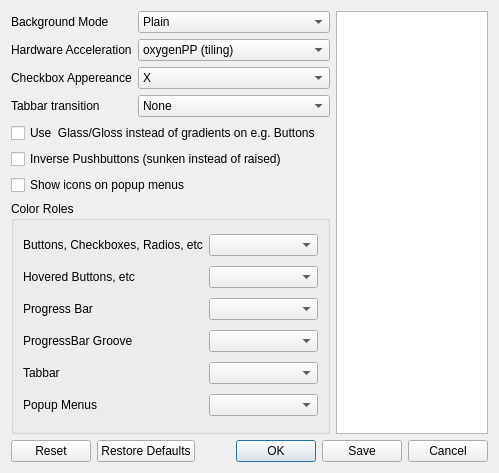
Before: the Qt Designer form Oxygen/style/config/config.ui in mathieujobin/kde-playground-artwork, drawn with Qt 5.
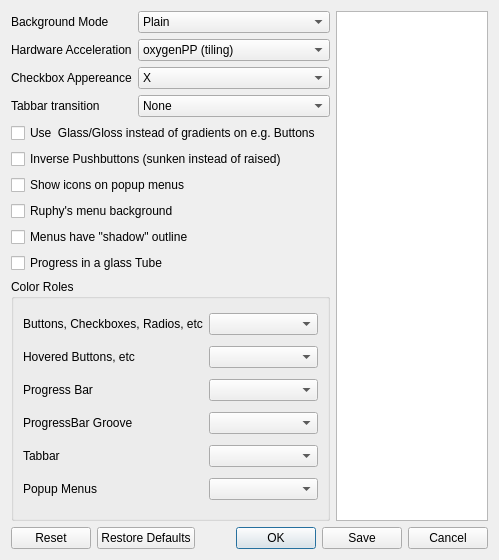
After: the same form once the commit is applied.

Commit message: new menu options support

What changed in the file:
```diff
--- a/Oxygen/style/config/config.ui
+++ b/Oxygen/style/config/config.ui
@@ -6,7 +6,7 @@
     <x>0</x>
     <y>0</y>
     <width>499</width>
-    <height>473</height>
+    <height>560</height>
    </rect>
   </property>
   <property name="windowTitle" >
@@ -69,7 +69,7 @@
      </item>
     </widget>
    </item>
-   <item rowspan="8" row="0" column="2" >
+   <item rowspan="11" row="0" column="2" >
     <widget class="QTextBrowser" name="info" />
    </item>
    <item row="1" column="0" >
@@ -217,6 +217,27 @@
     </widget>
    </item>
    <item row="7" column="0" colspan="2" >
+    <widget class="QCheckBox" name="menuRuphy" >
+     <property name="text" >
+      <string>Ruphy's menu background</string>
+     </property>
+    </widget>
+   </item>
+   <item row="8" column="0" colspan="2" >
+    <widget class="QCheckBox" name="menuShadow" >
+     <property name="text" >
+      <string>Menus have "shadow" outline</string>
+     </property>
+    </widget>
+   </item>
+   <item row="9" column="0" colspan="2" >
+    <widget class="QCheckBox" name="glassProgress" >
+     <property name="text" >
+      <string>Progress in a glass Tube</string>
+     </property>
+    </widget>
+   </item>
+   <item row="10" column="0" colspan="2" >
     <widget class="QGroupBox" name="groupBox" >
      <property name="title" >
       <string>Color Roles</string>
@@ -285,13 +306,13 @@
      </layout>
     </widget>
    </item>
-   <item row="8" column="0" colspan="3" >
+   <item row="11" column="0" colspan="3" >
     <widget class="QDialogButtonBox" name="buttonBox" >
      <property name="orientation" >
       <enum>Qt::Horizontal</enum>
      </property>
      <property name="standardButtons" >
-      <set>QDialogButtonBox::Cancel|QDialogButtonBox::Ok|QDialogButtonBox::Reset|QDialogButtonBox::RestoreDefaults|QDialogButtonBox::Save</set>
+      <set>QDialogButtonBox::Cancel|QDialogButtonBox::NoButton|QDialogButtonBox::Ok|QDialogButtonBox::Reset|QDialogButtonBox::RestoreDefaults|QDialogButtonBox::Save</set>
      </property>
     </widget>
    </item>
```
The commit also changes 2 other files.
